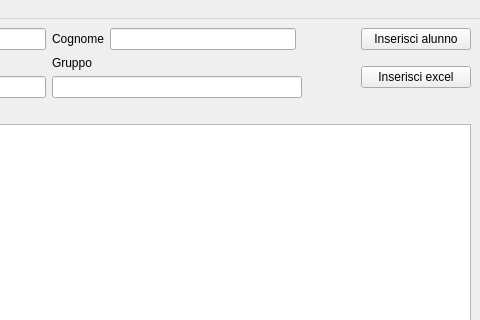
Old version of the form src/mainwindow.ui in the repository kratos83/UtentiGSuite; both pictures show x 213 to 693 and y 0 to 320 of the 693 by 553 pixel window.
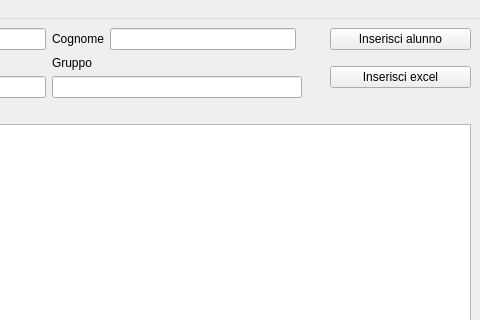
New version of the form. Icons and pictures are not drawn.

Commit message: Sistemato layout botton per linux

```diff
--- a/src/mainwindow.ui
+++ b/src/mainwindow.ui
@@ -62,13 +62,13 @@
        <widget class="QPushButton" name="pushButtonAlunno">
         <property name="minimumSize">
          <size>
-          <width>110</width>
+          <width>141</width>
           <height>0</height>
          </size>
         </property>
         <property name="maximumSize">
          <size>
-          <width>110</width>
+          <width>141</width>
           <height>16777215</height>
          </size>
         </property>
@@ -153,13 +153,13 @@
        <widget class="QPushButton" name="pushButton_3">
         <property name="minimumSize">
          <size>
-          <width>110</width>
+          <width>141</width>
           <height>0</height>
          </size>
         </property>
         <property name="maximumSize">
          <size>
-          <width>110</width>
+          <width>141</width>
           <height>16777215</height>
          </size>
         </property>
```
Left out of the diff: 2 changed lines with no effect on the pictures.
